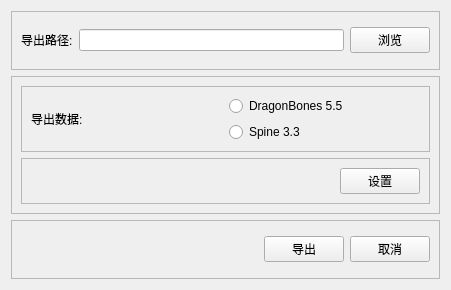
Before: the Qt Designer form ImageSlicer/ImageSlicer/Modules/Export/ExportWnd.ui in cnscj/ImageSlicer, drawn with Qt 5.
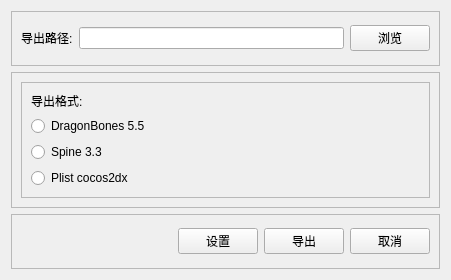
After: the same form once the commit is applied.

```diff
--- a/ImageSlicer/ImageSlicer/Modules/Export/ExportWnd.ui
+++ b/ImageSlicer/ImageSlicer/Modules/Export/ExportWnd.ui
@@ -7,7 +7,7 @@
     <x>0</x>
     <y>0</y>
     <width>451</width>
-    <height>290</height>
+    <height>280</height>
    </rect>
   </property>
   <property name="windowTitle">
@@ -61,21 +61,28 @@
          <enum>QFrame::Raised</enum>
         </property>
         <layout class="QGridLayout" name="gridLayout_2">
-         <item row="0" column="1">
+         <item row="5" column="0">
+          <widget class="QRadioButton" name="radioButton_3">
+           <property name="text">
+            <string>Plist cocos2dx</string>
+           </property>
+          </widget>
+         </item>
+         <item row="0" column="0">
+          <widget class="QLabel" name="label">
+           <property name="text">
+            <string>导出格式:</string>
+           </property>
+          </widget>
+         </item>
+         <item row="1" column="0">
           <widget class="QRadioButton" name="radioButton">
            <property name="text">
             <string>DragonBones 5.5</string>
            </property>
           </widget>
          </item>
-         <item row="0" column="0" rowspan="2">
-          <widget class="QLabel" name="label">
-           <property name="text">
-            <string>导出数据:</string>
-           </property>
-          </widget>
-         </item>
-         <item row="1" column="1">
+         <item row="2" column="0">
           <widget class="QRadioButton" name="radioButton_2">
            <property name="text">
             <string>Spine 3.3</string>
@@ -85,38 +92,6 @@
         </layout>
        </widget>
       </item>
-      <item row="1" column="0">
-       <widget class="QFrame" name="frame_5">
-        <property name="frameShape">
-         <enum>QFrame::StyledPanel</enum>
-        </property>
-        <property name="frameShadow">
-         <enum>QFrame::Raised</enum>
-        </property>
-        <layout class="QGridLayout" name="gridLayout_3">
-         <item row="0" column="0">
-          <spacer name="horizontalSpacer_2">
-           <property name="orientation">
-            <enum>Qt::Horizontal</enum>
-           </property>
-           <property name="sizeHint" stdset="0">
-            <size>
-             <width>309</width>
-             <height>20</height>
-            </size>
-           </property>
-          </spacer>
-         </item>
-         <item row="0" column="1">
-          <widget class="QPushButton" name="pushButton_4">
-           <property name="text">
-            <string>设置</string>
-           </property>
-          </widget>
-         </item>
-        </layout>
-       </widget>
-      </item>
      </layout>
     </widget>
    </item>
@@ -129,6 +104,20 @@
       <enum>QFrame::Raised</enum>
      </property>
      <layout class="QGridLayout" name="gridLayout">
+      <item row="0" column="2">
+       <widget class="QPushButton" name="pushButton">
+        <property name="text">
+         <string>导出</string>
+        </property>
+       </widget>
+      </item>
+      <item row="0" column="3">
+       <widget class="QPushButton" name="pushButton_2">
+        <property name="text">
+         <string>取消</string>
+        </property>
+       </widget>
+      </item>
       <item row="0" column="0">
        <spacer name="horizontalSpacer">
         <property name="orientation">
@@ -143,16 +132,9 @@
        </spacer>
       </item>
       <item row="0" column="1">
-       <widget class="QPushButton" name="pushButton">
+       <widget class="QPushButton" name="pushButton_4">
         <property name="text">
-         <string>导出</string>
-        </property>
-       </widget>
-      </item>
-      <item row="0" column="2">
-       <widget class="QPushButton" name="pushButton_2">
-        <property name="text">
-         <string>取消</string>
+         <string>设置</string>
         </property>
        </widget>
       </item>
```
